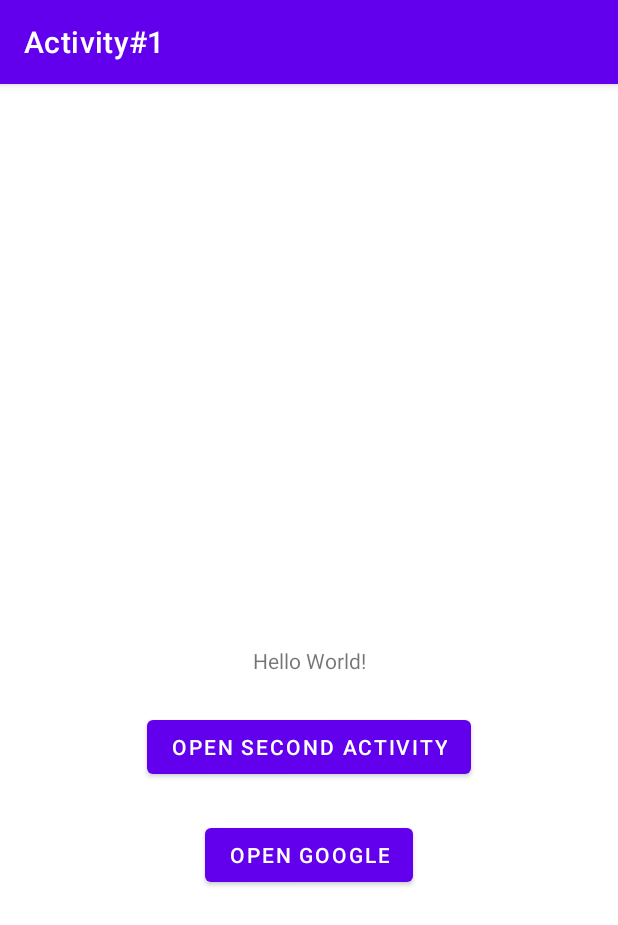
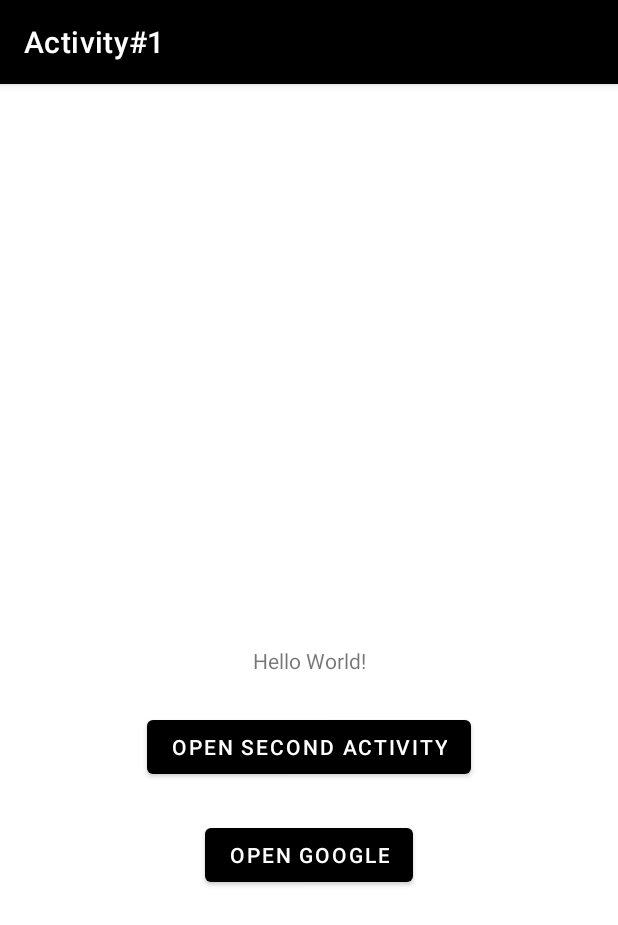
Before and after one commit to singularity-camp/Android-Activity, an Android app: the screen it shows after launch (MainActivity), on a phone screen of 412 x 824 dp. Shown: the top 925 px of the screen. Run offline under Robolectric (Android 15) with nearby library versions, the phone set to English and light mode, and no system bars.

Commit message:
Added some style and theming

```diff
--- a/app/src/main/AndroidManifest.xml
+++ b/app/src/main/AndroidManifest.xml
@@ -23,7 +23,8 @@
             </intent-filter>
         </activity>
 
-        <activity android:name=".SecondActivity" />
+        <activity android:name=".SecondActivity"
+            android:theme="@style/Theme.Activity2"/>
 
         <activity android:name=".ThirdActivity" />
 
--- /dev/null
+++ b/app/src/main/res/drawable/bg_shape.xml
@@ -0,0 +1,5 @@
+<?xml version="1.0" encoding="utf-8"?>
+<shape xmlns:android="http://schemas.android.com/apk/res/android">
+    <solid android:color="@color/purple_500" />
+    <corners android:radius="48dp" />
+</shape>
--- a/app/src/main/res/values/themes.xml
+++ b/app/src/main/res/values/themes.xml
@@ -2,7 +2,7 @@
     <!-- Base application theme. -->
     <style name="Theme.Activity1" parent="Theme.MaterialComponents.DayNight.DarkActionBar">
         <!-- Primary brand color. -->
-        <item name="colorPrimary">@color/purple_500</item>
+        <item name="colorPrimary">@color/black</item>
         <item name="colorPrimaryVariant">@color/purple_700</item>
         <item name="colorOnPrimary">@color/white</item>
         <!-- Secondary brand color. -->
@@ -13,4 +13,11 @@
         <item name="android:statusBarColor">?attr/colorPrimaryVariant</item>
         <!-- Customize your theme here. -->
     </style>
+
+    <style name="Theme.Activity2" parent="Theme.Activity1">
+        <!-- Primary brand color. -->
+        <item name="colorPrimary">@color/purple_500</item>
+        <item name="android:statusBarColor">@color/black</item>
+        <item name="android:navigationBarColor">@color/white</item>
+    </style>
 </resources>
```
